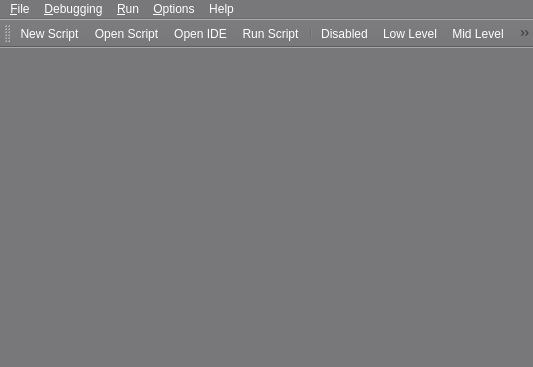
This is blurdev/gui/windows/loggerwindow/ui/loggerwindow.ui in blurstudio/PrEditor as Qt 5 draws it before an edit. The edited form follows.
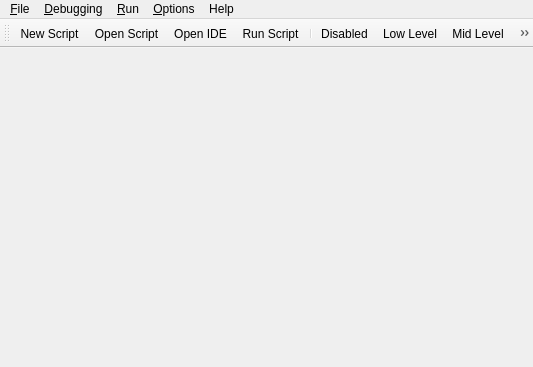
This is the edited form.

Commit message: Finished to implement style management via Treegrunt. Removed the use of palettes in custom QtWidgets. Added the "Dark" stylesheet. Changed Treegrunt so it loads and save user selected stylesheet per core.

```diff
--- a/blurdev/gui/windows/loggerwindow/ui/loggerwindow.ui
+++ b/blurdev/gui/windows/loggerwindow/ui/loggerwindow.ui
@@ -10,475 +10,6 @@
     <height>367</height>
    </rect>
   </property>
-  <property name="palette">
-   <palette>
-    <active>
-     <colorrole role="WindowText">
-      <brush brushstyle="SolidPattern">
-       <color alpha="255">
-        <red>255</red>
-        <green>255</green>
-        <blue>255</blue>
-       </color>
-      </brush>
-     </colorrole>
-     <colorrole role="Button">
-      <brush brushstyle="SolidPattern">
-       <color alpha="255">
-        <red>120</red>
-        <green>119</green>
-        <blue>121</blue>
-       </color>
-      </brush>
-     </colorrole>
-     <colorrole role="Light">
-      <brush brushstyle="SolidPattern">
-       <color alpha="255">
-        <red>180</red>
-        <green>179</green>
-        <blue>182</blue>
-       </color>
-      </brush>
-     </colorrole>
-     <colorrole role="Midlight">
-      <brush brushstyle="SolidPattern">
-       <color alpha="255">
-        <red>150</red>
-        <green>149</green>
-        <blue>151</blue>
-       </color>
-      </brush>
-     </colorrole>
-     <colorrole role="Dark">
-      <brush brushstyle="SolidPattern">
-       <color alpha="255">
-        <red>60</red>
-        <green>59</green>
-        <blue>60</blue>
-       </color>
-      </brush>
-     </colorrole>
-     <colorrole role="Mid">
-      <brush brushstyle="SolidPattern">
-       <color alpha="255">
-        <red>80</red>
-        <green>79</green>
-        <blue>80</blue>
-       </color>
-      </brush>
-     </colorrole>
-     <colorrole role="Text">
-      <brush brushstyle="SolidPattern">
-       <color alpha="255">
-        <red>255</red>
-        <green>255</green>
-        <blue>255</blue>
-       </color>
-      </brush>
-     </colorrole>
-     <colorrole role="BrightText">
-      <brush brushstyle="SolidPattern">
-       <color alpha="255">
-        <red>255</red>
-        <green>255</green>
-        <blue>255</blue>
-       </color>
-      </brush>
-     </colorrole>
-     <colorrole role="ButtonText">
-      <brush brushstyle="SolidPattern">
-       <color alpha="255">
-        <red>255</red>
-        <green>255</green>
-        <blue>255</blue>
-       </color>
-      </brush>
-     </colorrole>
-     <colorrole role="Base">
-      <brush brushstyle="SolidPattern">
-       <color alpha="255">
-        <red>31</red>
-        <green>31</green>
-        <blue>31</blue>
-       </color>
-      </brush>
-     </colorrole>
-     <colorrole role="Window">
-      <brush brushstyle="SolidPattern">
-       <color alpha="255">
-        <red>120</red>
-        <green>119</green>
-        <blue>121</blue>
-       </color>
-      </brush>
-     </colorrole>
-     <colorrole role="Shadow">
-      <brush brushstyle="SolidPattern">
-       <color alpha="255">
-        <red>0</red>
-        <green>0</green>
-        <blue>0</blue>
-       </color>
-      </brush>
-     </colorrole>
-     <colorrole role="Highlight">
-      <brush brushstyle="SolidPattern">
-       <color alpha="255">
-        <red>126</red>
-        <green>141</green>
-        <blue>147</blue>
-       </color>
-      </brush>
-     </colorrole>
-     <colorrole role="HighlightedText">
-      <brush brushstyle="SolidPattern">
-       <color alpha="255">
-        <red>255</red>
-        <green>255</green>
-        <blue>255</blue>
-       </color>
-      </brush>
-     </colorrole>
-     <colorrole role="AlternateBase">
-      <brush brushstyle="SolidPattern">
-       <color alpha="255">
-        <red>60</red>
-        <green>59</green>
-        <blue>60</blue>
-       </color>
-      </brush>
-     </colorrole>
-     <colorrole role="ToolTipBase">
-      <brush brushstyle="SolidPattern">
-       <color alpha="255">
-        <red>255</red>
-        <green>255</green>
-        <blue>220</blue>
-       </color>
-      </brush>
-     </colorrole>
-     <colorrole role="ToolTipText">
-      <brush brushstyle="SolidPattern">
-       <color alpha="255">
-        <red>0</red>
-        <green>0</green>
-        <blue>0</blue>
-       </color>
-      </brush>
-     </colorrole>
-    </active>
-    <inactive>
-     <colorrole role="WindowText">
-      <brush brushstyle="SolidPattern">
-       <color alpha="255">
-        <red>255</red>
-        <green>255</green>
-        <blue>255</blue>
-       </color>
-      </brush>
-     </colorrole>
-     <colorrole role="Button">
-      <brush brushstyle="SolidPattern">
-       <color alpha="255">
-        <red>120</red>
-        <green>119</green>
-        <blue>121</blue>
-       </color>
-      </brush>
-     </colorrole>
-     <colorrole role="Light">
-      <brush brushstyle="SolidPattern">
-       <color alpha="255">
-        <red>180</red>
-        <green>179</green>
-        <blue>182</blue>
-       </color>
-      </brush>
-     </colorrole>
-     <colorrole role="Midlight">
-      <brush brushstyle="SolidPattern">
-       <color alpha="255">
-        <red>150</red>
-        <green>149</green>
-        <blue>151</blue>
-       </color>
-      </brush>
-     </colorrole>
-     <colorrole role="Dark">
-      <brush brushstyle="SolidPattern">
-       <color alpha="255">
-        <red>60</red>
-        <green>59</green>
-        <blue>60</blue>
-       </color>
-      </brush>
-     </colorrole>
-     <colorrole role="Mid">
-      <brush brushstyle="SolidPattern">
-       <color alpha="255">
-        <red>80</red>
-        <green>79</green>
-        <blue>80</blue>
-       </color>
-      </brush>
-     </colorrole>
-     <colorrole role="Text">
-      <brush brushstyle="SolidPattern">
-       <color alpha="255">
-        <red>255</red>
-        <green>255</green>
-        <blue>255</blue>
-       </color>
-      </brush>
-     </colorrole>
-     <colorrole role="BrightText">
-      <brush brushstyle="SolidPattern">
-       <color alpha="255">
-        <red>255</red>
-        <green>255</green>
-        <blue>255</blue>
-       </color>
-      </brush>
-     </colorrole>
-     <colorrole role="ButtonText">
-      <brush brushstyle="SolidPattern">
-       <color alpha="255">
-        <red>255</red>
-        <green>255</green>
-        <blue>255</blue>
-       </color>
-      </brush>
-     </colorrole>
-     <colorrole role="Base">
-      <brush brushstyle="SolidPattern">
-       <color alpha="255">
-        <red>31</red>
-        <green>31</green>
-        <blue>31</blue>
-       </color>
-      </brush>
-     </colorrole>
-     <colorrole role="Window">
-      <brush brushstyle="SolidPattern">
-       <color alpha="255">
-        <red>120</red>
-        <green>119</green>
-        <blue>121</blue>
-       </color>
-      </brush>
-     </colorrole>
-     <colorrole role="Shadow">
-      <brush brushstyle="SolidPattern">
-       <color alpha="255">
-        <red>0</red>
-        <green>0</green>
-        <blue>0</blue>
-       </color>
-      </brush>
-     </colorrole>
-     <colorrole role="Highlight">
-      <brush brushstyle="SolidPattern">
-       <color alpha="255">
-        <red>126</red>
-        <green>141</green>
-        <blue>147</blue>
-       </color>
-      </brush>
-     </colorrole>
-     <colorrole role="HighlightedText">
-      <brush brushstyle="SolidPattern">
-       <color alpha="255">
-        <red>255</red>
-        <green>255</green>
-        <blue>255</blue>
-       </color>
-      </brush>
-     </colorrole>
-     <colorrole role="AlternateBase">
-      <brush brushstyle="SolidPattern">
-       <color alpha="255">
-        <red>60</red>
-        <green>59</green>
-        <blue>60</blue>
-       </color>
-      </brush>
-     </colorrole>
-     <colorrole role="ToolTipBase">
-      <brush brushstyle="SolidPattern">
-       <color alpha="255">
-        <red>255</red>
-        <green>255</green>
-        <blue>220</blue>
-       </color>
-      </brush>
-     </colorrole>
-     <colorrole role="ToolTipText">
-      <brush brushstyle="SolidPattern">
-       <color alpha="255">
-        <red>0</red>
-        <green>0</green>
-        <blue>0</blue>
-       </color>
-      </brush>
-     </colorrole>
-    </inactive>
-    <disabled>
-     <colorrole role="WindowText">
-      <brush brushstyle="SolidPattern">
-       <color alpha="255">
-        <red>60</red>
-        <green>59</green>
-        <blue>60</blue>
-       </color>
-      </brush>
-     </colorrole>
-     <colorrole role="Button">
-      <brush brushstyle="SolidPattern">
-       <color alpha="255">
-        <red>120</red>
-        <green>119</green>
-        <blue>121</blue>
-       </color>
-      </brush>
-     </colorrole>
-     <colorrole role="Light">
-      <brush brushstyle="SolidPattern">
-       <color alpha="255">
-        <red>180</red>
-        <green>179</green>
-        <blue>182</blue>
-       </color>
-      </brush>
-     </colorrole>
-     <colorrole role="Midlight">
-      <brush brushstyle="SolidPattern">
-       <color alpha="255">
-        <red>150</red>
-        <green>149</green>
-        <blue>151</blue>
-       </color>
-      </brush>
-     </colorrole>
-     <colorrole role="Dark">
-      <brush brushstyle="SolidPattern">
-       <color alpha="255">
-        <red>60</red>
-        <green>59</green>
-        <blue>60</blue>
-       </color>
-      </brush>
-     </colorrole>
-     <colorrole role="Mid">
-      <brush brushstyle="SolidPattern">
-       <color alpha="255">
-        <red>80</red>
-        <green>79</green>
-        <blue>80</blue>
-       </color>
-      </brush>
-     </colorrole>
-     <colorrole role="Text">
-      <brush brushstyle="SolidPattern">
-       <color alpha="255">
-        <red>60</red>
-        <green>59</green>
-        <blue>60</blue>
-       </color>
-      </brush>
-     </colorrole>
-     <colorrole role="BrightText">
-      <brush brushstyle="SolidPattern">
-       <color alpha="255">
-        <red>255</red>
-        <green>255</green>
-        <blue>255</blue>
-       </color>
-      </brush>
-     </colorrole>
-     <colorrole role="ButtonText">
-      <brush brushstyle="SolidPattern">
-       <color alpha="255">
-        <red>60</red>
-        <green>59</green>
-        <blue>60</blue>
-       </color>
-      </brush>
-     </colorrole>
-     <colorrole role="Base">
-      <brush brushstyle="SolidPattern">
-       <color alpha="255">
-        <red>120</red>
-        <green>119</green>
-        <blue>121</blue>
-       </color>
-      </brush>
-     </colorrole>
-     <colorrole role="Window">
-      <brush brushstyle="SolidPattern">
-       <color alpha="255">
-        <red>120</red>
-        <green>119</green>
-        <blue>121</blue>
-       </color>
-      </brush>
-     </colorrole>
-     <colorrole role="Shadow">
-      <brush brushstyle="SolidPattern">
-       <color alpha="255">
-        <red>0</red>
-        <green>0</green>
-        <blue>0</blue>
-       </color>
-      </brush>
-     </colorrole>
-     <colorrole role="Highlight">
-      <brush brushstyle="SolidPattern">
-       <color alpha="255">
-        <red>178</red>
-        <green>180</green>
-        <blue>191</blue>
-       </color>
-      </brush>
-     </colorrole>
-     <colorrole role="HighlightedText">
-      <brush brushstyle="SolidPattern">
-       <color alpha="255">
-        <red>255</red>
-        <green>255</green>
-        <blue>255</blue>
-       </color>
-      </brush>
-     </colorrole>
-     <colorrole role="AlternateBase">
-      <brush brushstyle="SolidPattern">
-       <color alpha="255">
-        <red>120</red>
-        <green>119</green>
-        <blue>121</blue>
-       </color>
-      </brush>
-     </colorrole>
-     <colorrole role="ToolTipBase">
-      <brush brushstyle="SolidPattern">
-       <color alpha="255">
-        <red>255</red>
-        <green>255</green>
-        <blue>220</blue>
-       </color>
-      </brush>
-     </colorrole>
-     <colorrole role="ToolTipText">
-      <brush brushstyle="SolidPattern">
-       <color alpha="255">
-        <red>0</red>
-        <green>0</green>
-        <blue>0</blue>
-       </color>
-      </brush>
-     </colorrole>
-    </disabled>
-   </palette>
-  </property>
   <property name="windowTitle">
    <string>Command Logger</string>
   </property>
```
The commit also changes 6 other files.
